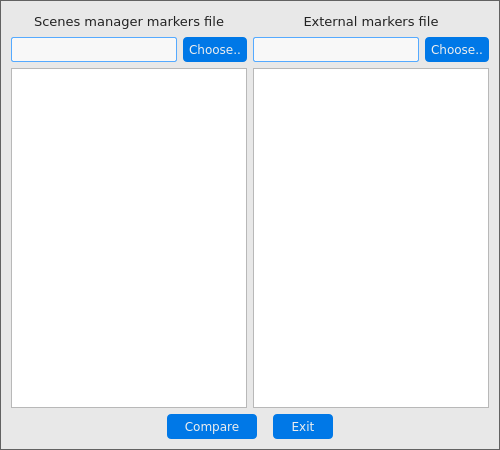
This is comparemarkersdialog.ui in LucaGallinari/ScenesManager as Qt 5 draws it before an edit. The edited form follows.
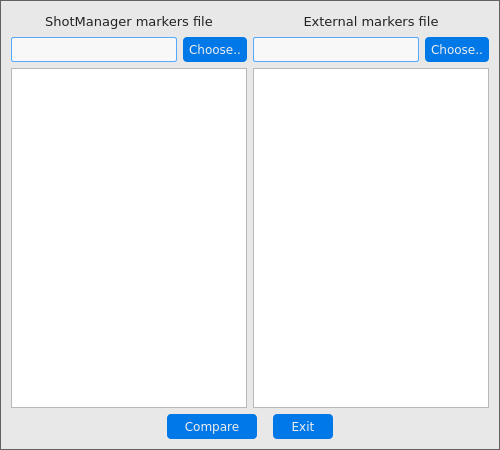
This is the edited form. Icons and pictures are not drawn.

```diff
--- a/comparemarkersdialog.ui
+++ b/comparemarkersdialog.ui
@@ -67,7 +67,7 @@
           </size>
          </property>
          <property name="text">
-          <string>Scenes manager markers file</string>
+          <string>ShotManager markers file</string>
          </property>
          <property name="alignment">
           <set>Qt::AlignCenter</set>
```
